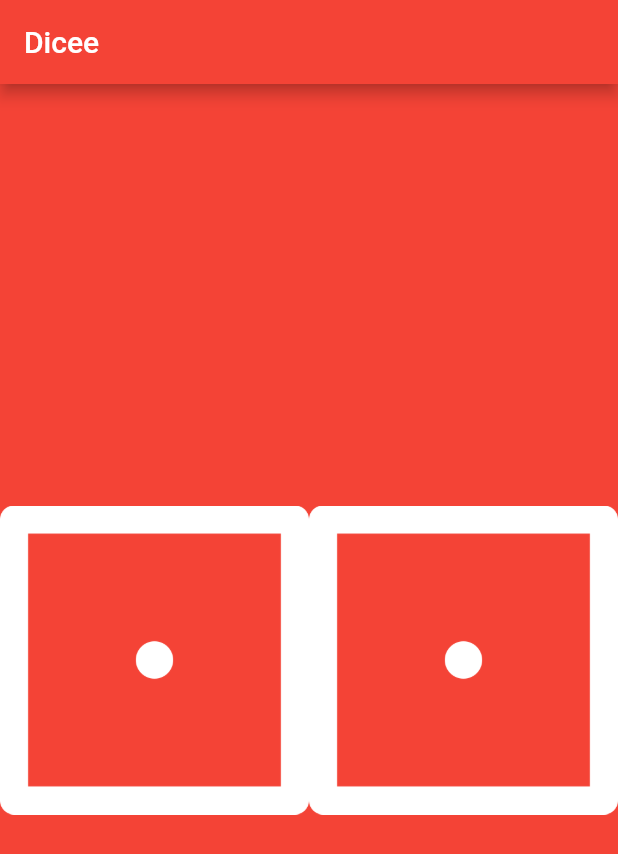
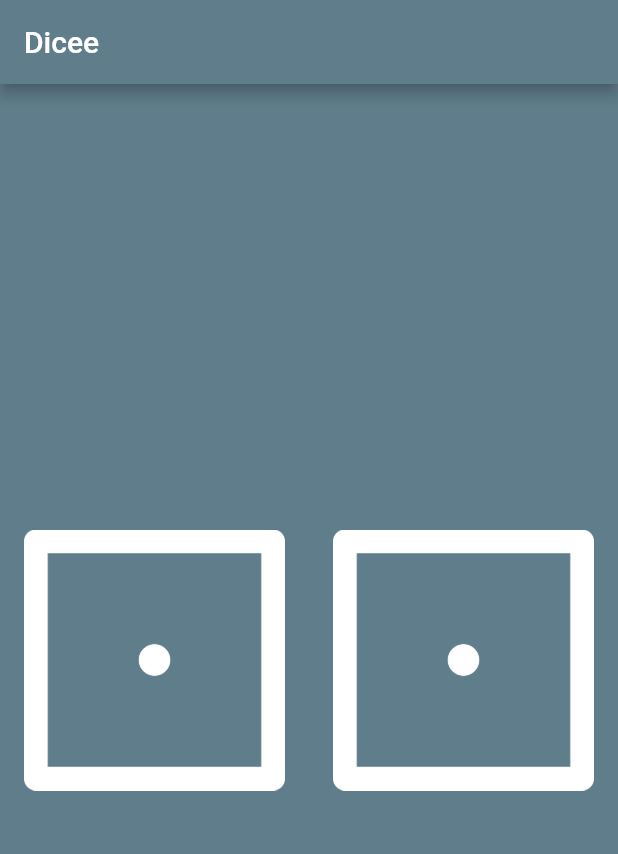
Before and after one commit to Terrence-Beckham/dicee_app, a Flutter app: the screen it shows after launch, on a phone screen of 412 x 824 dp. Shown: the top 854 px of the screen. Run offline on Flutter 3.47's test engine with Material 2 defaults, Android fonts, the phone set to English and light mode, and no system bars.

Commit message:
Changed app color ,centered dice and added padding

```diff
--- a/lib/main.dart
+++ b/lib/main.dart
@@ -4,10 +4,10 @@ void main() {
   return runApp(
     MaterialApp(
       home: Scaffold(
-        backgroundColor: Colors.red,
+        backgroundColor: Colors.blueGrey,
         appBar: AppBar(
           title: const Text('Dicee'),
-          backgroundColor: Colors.red,
+          backgroundColor: Colors.blueGrey[500],
         ),
         body: DicePage(),
       ),
@@ -23,10 +23,16 @@ class DicePage extends StatelessWidget {
       child: Row(
         children: [
           Expanded(
-            child: Image.asset('images/dice1.png'),
+            child: Padding(
+              padding: const EdgeInsets.all(16.0),
+              child: Image.asset('images/dice1.png'),
+            ),
           ),
           Expanded(
-            child: Image.asset('images/dice1.png'),
+            child: Padding(
+              padding: const EdgeInsets.all(16.0),
+              child: Image.asset('images/dice1.png'),
+            ),
           ),
         ],
       ),
```
